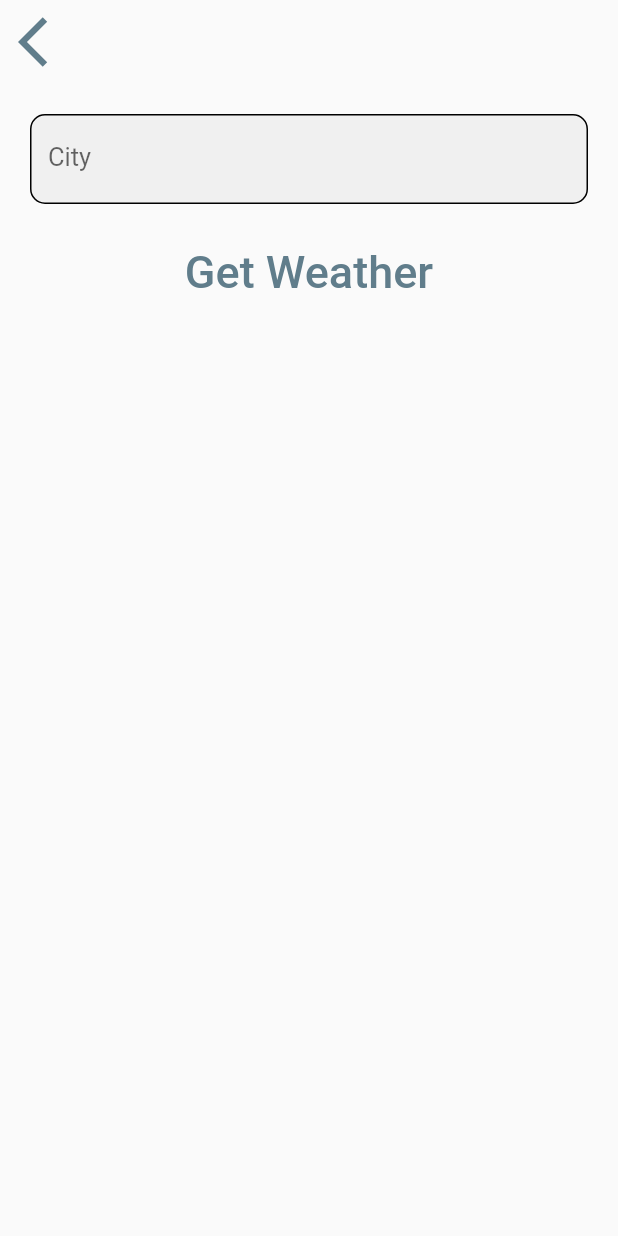
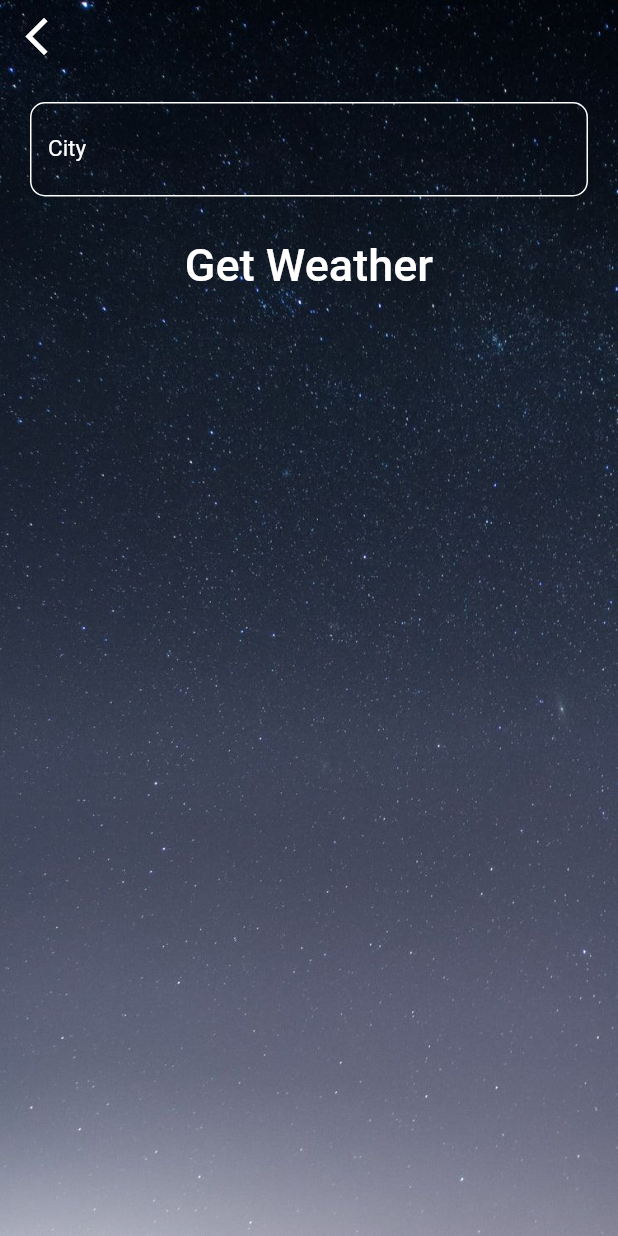
Before and after one commit to nevilr/weather_app1, a Flutter app: the LocationScreen screen opened directly, after a tap on the "search" icon, on a phone screen of 412 x 824 dp. Run offline on Flutter 3.47's test engine with Material 2 defaults, Android fonts, the phone set to English and light mode, and no system bars; our stand-ins replace flutter_spinkit, geolocator; network calls fail; Roboto replaces fonts that are missing (Spartan MB).

Commit message:
added date-time below location and background to place screen page.

```diff
--- a/lib/screens/location_screen.dart
+++ b/lib/screens/location_screen.dart
@@ -2,7 +2,7 @@ import 'package:flutter/material.dart';
 import 'package:weather_app1/screens/place_screen.dart';
 import 'package:weather_app1/utilities/constants.dart';
 import 'package:weather_app1/services/weather.dart';
-import 'package:jiffy/jiffy.dart';
+import 'package:intl/intl.dart';
 
 class LocationScreen extends StatefulWidget {
   LocationScreen({this.locationWeatherInfo});
@@ -21,6 +21,9 @@ class _LocationScreenState extends State<LocationScreen> {
   String condition = '';
   String city = '';
   String nullMessage = '';
+  String convertedTime = '';
+  var dailyForecast;
+
   @override
   void initState() {
     super.initState();
@@ -30,13 +33,15 @@ class _LocationScreenState extends State<LocationScreen> {
   void changesUI(dynamic weatherInfo) {
     setState(() {
       if (weatherInfo == null) {
+        convertedTime = 'Error';
         currentTemperature = 0;
+        todayHighTemp = 0;
+        todayLowTemp = 0;
+        tempMessage = '';
         conditionCode = 'Error';
         condition = 'Error';
-        todayHighTemp = 0;
-        todayLowTemp = 0;
         nullMessage = 'Unable to Fetch Data.';
-        tempMessage = '';
+        city = 'Error';
         return;
       }
       double currentTemp = weatherInfo['current']['temp_c'];
@@ -44,6 +49,10 @@ class _LocationScreenState extends State<LocationScreen> {
           weatherInfo["forecast"]["forecastday"][0]["day"]["maxtemp_c"];
       double todayLow =
           weatherInfo["forecast"]["forecastday"][0]["day"]["mintemp_c"];
+      String now = weatherInfo["location"]["localtime"];
+      DateTime dateTime = DateFormat("yyyy-MM-dd HH:mm").parse(now);
+      dailyForecast = weatherInfo["forecast"]["forecastday"][0]["date"];
+      convertedTime = DateFormat("yyyy-MM-dd HH:mm").format(dateTime);
       currentTemperature = currentTemp.toInt();
       todayHighTemp = todayHigh.toInt();
       todayLowTemp = todayLow.toInt();
@@ -64,10 +73,9 @@ class _LocationScreenState extends State<LocationScreen> {
         body: Container(
           decoration: BoxDecoration(
             image: DecorationImage(
-              image: AssetImage('images_and_icons/location_day_background.jpg'),
+              image:
+                  AssetImage('images_and_icons/location_night_background.jpg'),
               fit: BoxFit.cover,
-              // colorFilter: ColorFilter.mode(
-              //     Colors.white.withOpacity(0), BlendMode.dstATop),
             ),
           ),
           constraints: BoxConstraints.expand(),
@@ -102,9 +110,17 @@ class _LocationScreenState extends State<LocationScreen> {
                         SizedBox(
                           width: 10,
                         ),
-                        Text(
-                          '$city',
-                          style: kMessageTextStyle,
+                        Column(
+                          children: <Widget>[
+                            Text(
+                              '$city',
+                              style: kMessageTextStyle,
+                            ),
+                            Text(
+                              '$convertedTime',
+                              style: kSubHeaderStyle,
+                            ),
+                          ],
                         ),
                       ],
                     ),
@@ -204,7 +220,7 @@ class _LocationScreenState extends State<LocationScreen> {
                     ),
                     Divider(
                       color: Colors.white,
-                      thickness: 0.6,
+                      thickness: 0.1,
                     ),
                     Padding(
                       padding: EdgeInsets.fromLTRB(10.0, 10.0, 10.0, 10.0),
@@ -213,6 +229,10 @@ class _LocationScreenState extends State<LocationScreen> {
                           Text(
                             'DAILY FORECAST',
                             style: kForeCastHeaderStyle,
+                          ),
+                          Text(
+                            '$dailyForecast',
+                            style: kSubHeaderStyle,
                           ),
                         ],
                       ),
@@ -225,9 +245,10 @@ class _LocationScreenState extends State<LocationScreen> {
                     children: <Widget>[
                       Image.network(
                         'https://cdn.weatherapi.com/v4/images/weatherapi_logo.png',
+                        width: MediaQuery.of(context).size.width * 0.20,
                       ),
                       SizedBox(
-                        height: 20,
+                        height: 5,
                       ),
                       Text(
                         'Powered by WeatherAPI.com',
--- a/lib/screens/place_screen.dart
+++ b/lib/screens/place_screen.dart
@@ -16,13 +16,14 @@ class _PlaceScreenState extends State<PlaceScreen> {
       data: ThemeData.light(),
       child: Scaffold(
         body: Container(
-          // decoration: BoxDecoration(
-          //   image: DecorationImage(
-          //     image: AssetImage('images/city_background.jpg'),
-          //     fit: BoxFit.cover,
-          //   ),
-          // ),
-          // constraints: BoxConstraints.expand(),
+          decoration: BoxDecoration(
+            image: DecorationImage(
+              image:
+                  AssetImage('images_and_icons/location_night_background.jpg'),
+              fit: BoxFit.cover,
+            ),
+          ),
+          constraints: BoxConstraints.expand(),
           child: SafeArea(
             child: Column(
               children: <Widget>[
@@ -34,8 +35,8 @@ class _PlaceScreenState extends State<PlaceScreen> {
                     },
                     child: Icon(
                       Icons.arrow_back_ios,
-                      size: 40.0,
-                      color: Colors.blueGrey,
+                      size: 30.0,
+                      color: Colors.white,
                     ),
                   ),
                 ),
@@ -45,15 +46,14 @@ class _PlaceScreenState extends State<PlaceScreen> {
                     onChanged: (value) {
                       placeName = value;
                     },
-                    style: TextStyle(
-                      fontSize: 17,
-                    ),
+                    style: kInputTextStyle,
                     decoration: new InputDecoration(
                       labelText: 'City',
+                      labelStyle: kInputLabelStyle,
                       filled: true,
                       enabledBorder: OutlineInputBorder(
                         borderSide: BorderSide(
-                          color: Colors.black,
+                          color: Colors.white,
                           width: 1.0,
                         ),
                         borderRadius: BorderRadius.all(
@@ -62,7 +62,7 @@ class _PlaceScreenState extends State<PlaceScreen> {
                       ),
                       focusedBorder: OutlineInputBorder(
                         borderSide: BorderSide(
-                          color: Colors.blueAccent,
+                          color: Colors.white,
                           width: 1.0,
                         ),
                         borderRadius: BorderRadius.all(
--- a/lib/services/weather.dart
+++ b/lib/services/weather.dart
@@ -7,7 +7,7 @@ const weatherapiURL = 'https://api.weatherapi.com/v1/forecast.json';
 class WeatherHelper {
   Future<dynamic> placeFunc(String placeName) async {
     HelpNetwork helpNetwork =
-        HelpNetwork('$weatherapiURL?key=$key&q=$placeName&days=5&aqi=no');
+        HelpNetwork('$weatherapiURL?key=$key&q=$placeName&days=7&aqi=no');
 
     var weatherInfo = await helpNetwork.info();
     return weatherInfo;
--- a/lib/utilities/constants.dart
+++ b/lib/utilities/constants.dart
@@ -23,7 +23,7 @@ const kConditionTextStyle = TextStyle(
 const kButtonTextStyle = TextStyle(
   fontSize: 30.0,
   fontFamily: 'Spartan MB',
-  color: Colors.blueGrey,
+  color: Colors.white,
 );
 
 const kForeCastHeaderStyle = TextStyle(
@@ -31,3 +31,21 @@ const kForeCastHeaderStyle = TextStyle(
   fontFamily: 'Spartan MB',
   color: Colors.white,
 );
+
+const kInputLabelStyle = TextStyle(
+  fontSize: 15.0,
+  fontFamily: 'Spartan MB',
+  color: Colors.white,
+);
+
+const kInputTextStyle = TextStyle(
+  fontSize: 20.0,
+  fontFamily: 'Spartan MB',
+  color: Colors.white,
+);
+
+const kSubHeaderStyle = TextStyle(
+  fontSize: 12.0,
+  fontFamily: 'Spartan MB',
+  color: Colors.white,
+);
```
Also changed, not shown: images_and_icons/location_day-clear_background.webp (added), images_and_icons/location_day-sunny_background.webp (added).
